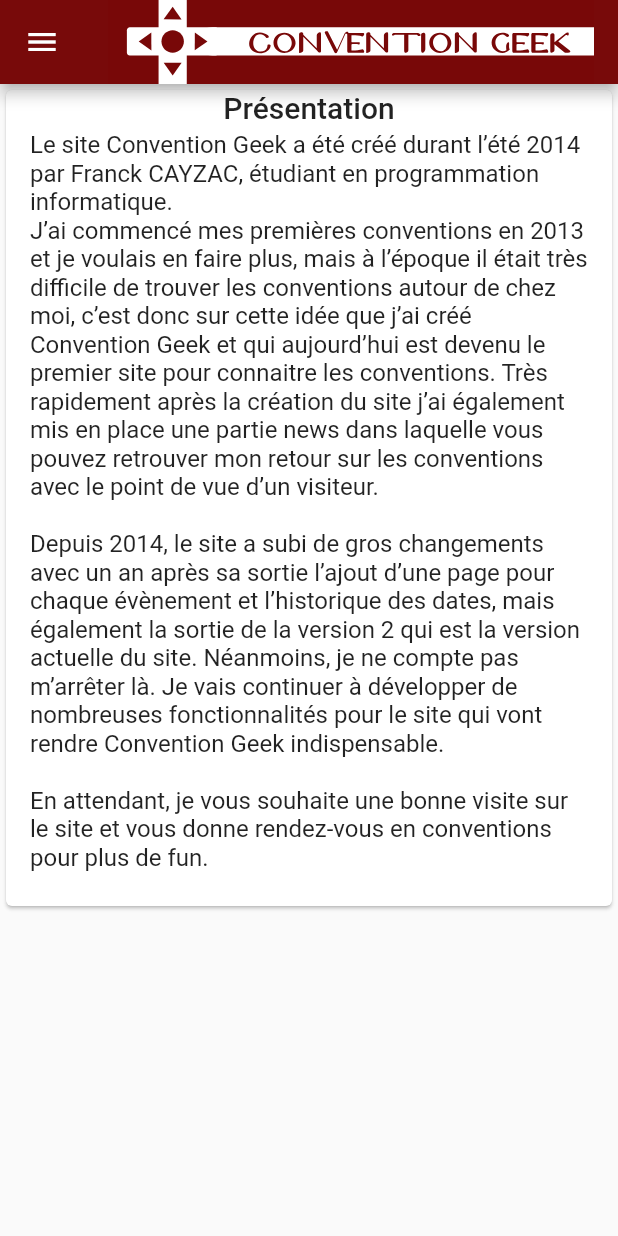
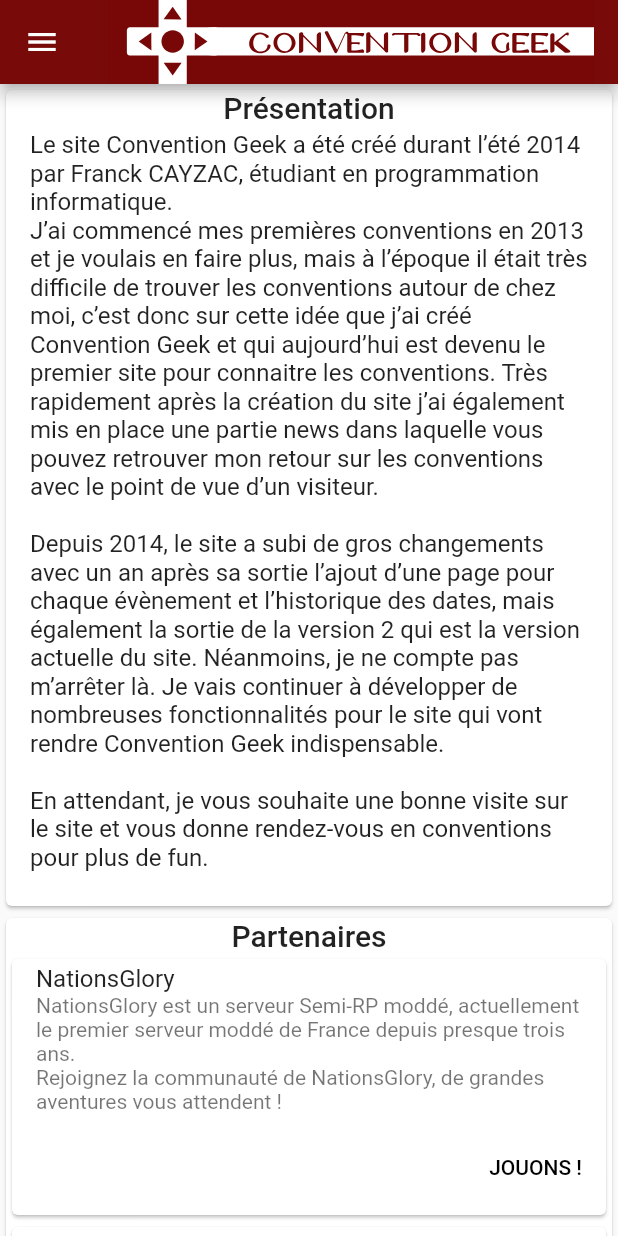
Before and after one commit to franckentien/convention-geek-flutter, a Flutter app: the screen it shows after launch, in the side drawer, after a tap on "À propos", on a phone screen of 412 x 824 dp. Run offline on Flutter 3.47's test engine with Material 2 defaults, Android fonts, the phone set to English and light mode, and no system bars; our stand-ins replace flutter_svg; network calls fail.

Commit message:
Add partenaires in about view

```diff
--- a/lib/about.dart
+++ b/lib/about.dart
@@ -51,6 +51,90 @@
     );
   }
 
+  Widget _buildPartenaires() {
+
+    final TextTheme textTheme = Theme.of(context).textTheme;
+
+    return new Container(
+      child: Card(
+        child: Column(
+          mainAxisSize: MainAxisSize.min,
+          children: <Widget>[
+            Text(
+              "Partenaires",
+              style: textTheme.title,
+              softWrap: true,),
+            Card(
+              child: Column(
+                mainAxisSize: MainAxisSize.min,
+                children: <Widget>[
+                  const ListTile(
+                    title: Text('NationsGlory'),
+                    subtitle: Text('NationsGlory est un serveur Semi-RP moddé, actuellement le premier serveur moddé de France depuis presque trois ans. \nRejoignez la communauté de NationsGlory, de grandes aventures vous attendent !'),
+                  ),
+                  ButtonTheme.bar( // make buttons use the appropriate styles for cards
+                    child: ButtonBar(
+                      children: <Widget>[
+                        FlatButton(
+                          child: const Text('JOUONS !'),
+                          onPressed: () { /* ... */ },
+                        ),
+                      ],
+                    ),
+                  ),
+                ],
+              ),
+            ),
+
+            Card(
+              child: Column(
+                mainAxisSize: MainAxisSize.min,
+                children: <Widget>[
+                  const ListTile(
+                    title: Text('Fokuza'),
+                    subtitle: Text('Fokuza, une association de photographes passionnés qui vous proposent ses services, présentent leur travail et ouvre une discussion entre modèles, public et photographes.'),
+                  ),
+                  ButtonTheme.bar( // make buttons use the appropriate styles for cards
+                    child: ButtonBar(
+                      children: <Widget>[
+                        FlatButton(
+                          child: const Text('Où est mon cosplay ?'),
+                          onPressed: () { /* ... */ },
+                        ),
+                      ],
+                    ),
+                  ),
+                ],
+              ),
+            ),
+
+            Card(
+              child: Column(
+                mainAxisSize: MainAxisSize.min,
+                children: <Widget>[
+                  const ListTile(
+                    title: Text('Erreur42'),
+                    subtitle: Text("Erreur42.fr est webzine sur l'univers geek tenu par une bande de passionnés. Fondé en 2013 sous un autre nom puis renommé en 2016 notre objectif est de rendre plus accessible la \"presse\" spécialisée en parlant avec passions de Cinéma, de Séries et de Littérature."),
+                  ),
+                  ButtonTheme.bar( // make buttons use the appropriate styles for cards
+                    child: ButtonBar(
+                      children: <Widget>[
+                        FlatButton(
+                          child: const Text('Plus de News ?'),
+                          onPressed: () { /* ... */ },
+                        ),
+                      ],
+                    ),
+                  ),
+                ],
+              ),
+            ),
+          ],
+        ),
+      ),
+    );
+  }
+
   @override
   Widget build(BuildContext context) {
     // This method is rerun every time setState is called, for instance as done
@@ -69,11 +153,11 @@
       drawer: Drawer(
           child: MyApp.buildMainDrawer(context)
       ),
-      body: Column(
-            children: [
-        _buildPresentation()
-
-        ]
+      body: ListView(
+          children: [
+          _buildPresentation(),
+          _buildPartenaires(),
+          ]
       ),
     );
   }
```
